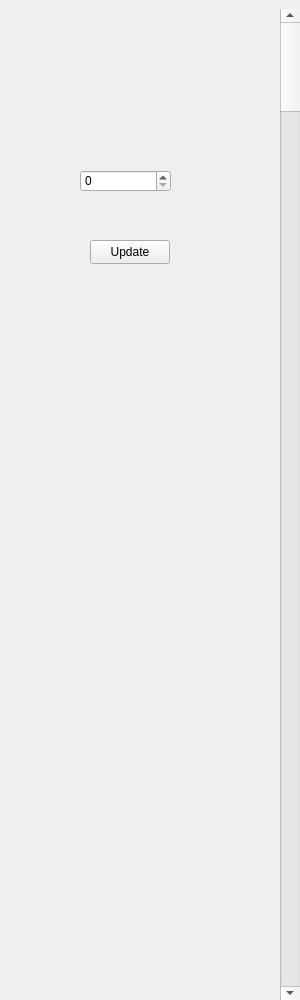
Qt form RTS_Engine/QtWidgetsDebugMenu.ui (flo-olf-p/moteur_RTS) before a commit.
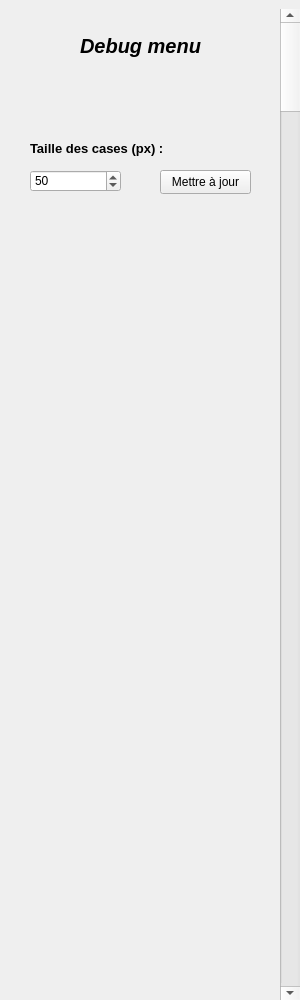
The same form after that commit.

Commit message: Ajout de fonctions dans la classe CTile, amélioration du menu de debug et début du travail de liaison entre la simulation et le plateau.

What changed in the file:
```diff
--- a/RTS_Engine/QtWidgetsDebugMenu.ui
+++ b/RTS_Engine/QtWidgetsDebugMenu.ui
@@ -29,24 +29,81 @@
   <widget class="QSpinBox" name="SizeCase">
    <property name="geometry">
     <rect>
-     <x>80</x>
+     <x>30</x>
      <y>170</y>
      <width>91</width>
      <height>22</height>
     </rect>
    </property>
+   <property name="minimum">
+    <number>20</number>
+   </property>
+   <property name="maximum">
+    <number>100</number>
+   </property>
+   <property name="singleStep">
+    <number>5</number>
+   </property>
+   <property name="value">
+    <number>50</number>
+   </property>
   </widget>
   <widget class="QPushButton" name="Update">
    <property name="geometry">
     <rect>
-     <x>90</x>
-     <y>240</y>
-     <width>80</width>
+     <x>160</x>
+     <y>170</y>
+     <width>91</width>
      <height>24</height>
     </rect>
    </property>
    <property name="text">
-    <string>Update</string>
+    <string>Mettre à jour</string>
+   </property>
+  </widget>
+  <widget class="QLabel" name="DebugMenuLabel">
+   <property name="geometry">
+    <rect>
+     <x>80</x>
+     <y>20</y>
+     <width>131</width>
+     <height>51</height>
+    </rect>
+   </property>
+   <property name="font">
+    <font>
+     <pointsize>15</pointsize>
+     <italic>true</italic>
+     <bold>true</bold>
+    </font>
+   </property>
+   <property name="lineWidth">
+    <number>5</number>
+   </property>
+   <property name="text">
+    <string>Debug menu</string>
+   </property>
+   <property name="textFormat">
+    <enum>Qt::TextFormat::MarkdownText</enum>
+   </property>
+  </widget>
+  <widget class="QLabel" name="label">
+   <property name="geometry">
+    <rect>
+     <x>30</x>
+     <y>140</y>
+     <width>141</width>
+     <height>16</height>
+    </rect>
+   </property>
+   <property name="font">
+    <font>
+     <pointsize>10</pointsize>
+     <bold>true</bold>
+    </font>
+   </property>
+   <property name="text">
+    <string>Taille des cases (px) :</string>
    </property>
   </widget>
  </widget>
```
The commit also changes 6 other files.
